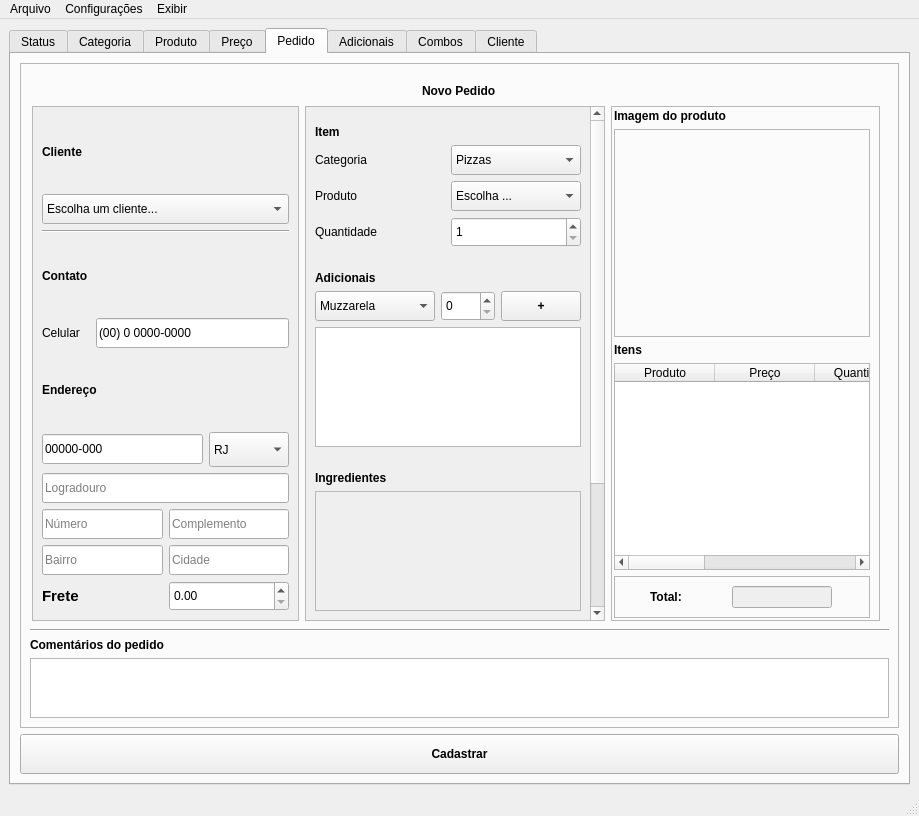
First picture: the form in qt/src/views/main.ui, repository antoniofernandodj/Chickie, before the edit.
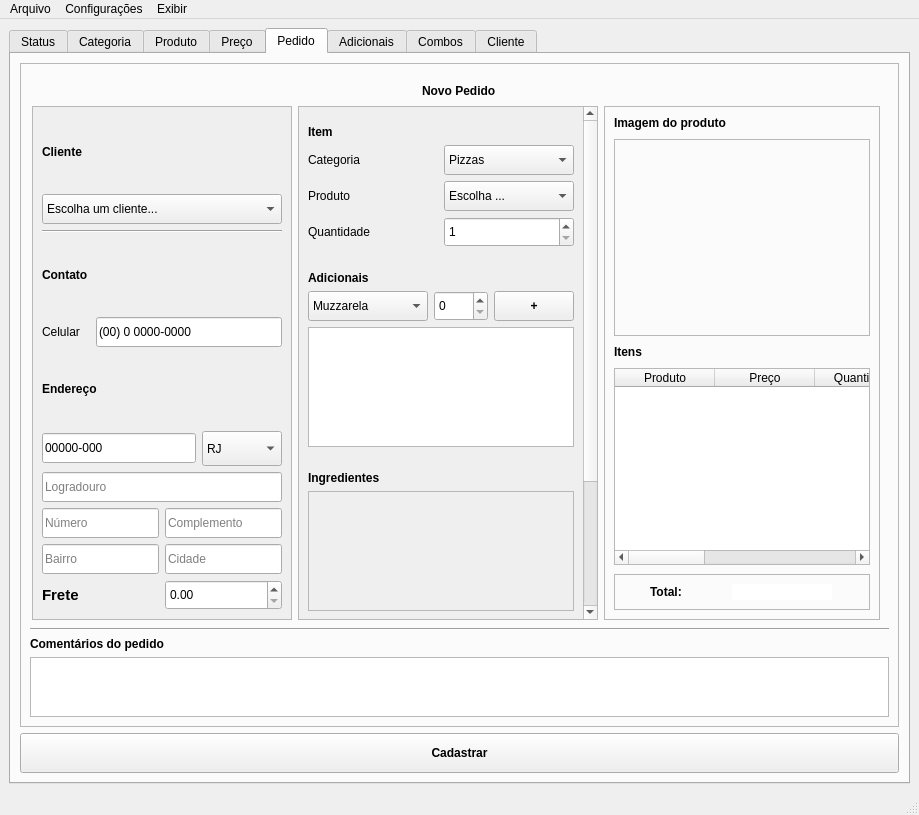
Second picture: the form after the edit.

```diff
--- a/qt/src/views/main.ui
+++ b/qt/src/views/main.ui
@@ -7,7 +7,7 @@
     <x>0</x>
     <y>0</y>
     <width>919</width>
-    <height>816</height>
+    <height>815</height>
    </rect>
   </property>
   <property name="minimumSize">
@@ -1928,7 +1928,7 @@
                    <x>0</x>
                    <y>0</y>
                    <width>310</width>
-                   <height>501</height>
+                   <height>500</height>
                   </rect>
                  </property>
                  <layout class="QVBoxLayout" name="verticalLayout_20">
@@ -2613,14 +2613,17 @@
                  <enum>QFrame::Raised</enum>
                 </property>
                 <layout class="QVBoxLayout" name="verticalLayout_18">
+                 <property name="spacing">
+                  <number>9</number>
+                 </property>
                  <property name="leftMargin">
-                  <number>2</number>
+                  <number>9</number>
                  </property>
                  <property name="topMargin">
-                  <number>2</number>
+                  <number>9</number>
                  </property>
                  <property name="bottomMargin">
-                  <number>2</number>
+                  <number>9</number>
                  </property>
                  <item>
                   <widget class="QLabel" name="label_image_produto_text">
@@ -2753,6 +2756,12 @@
                         <height>16777215</height>
                        </size>
                       </property>
+                      <property name="styleSheet">
+                       <string notr="true">border: 0px;</string>
+                      </property>
+                      <property name="text">
+                       <string/>
+                      </property>
                      </widget>
                     </item>
                    </layout>
```
